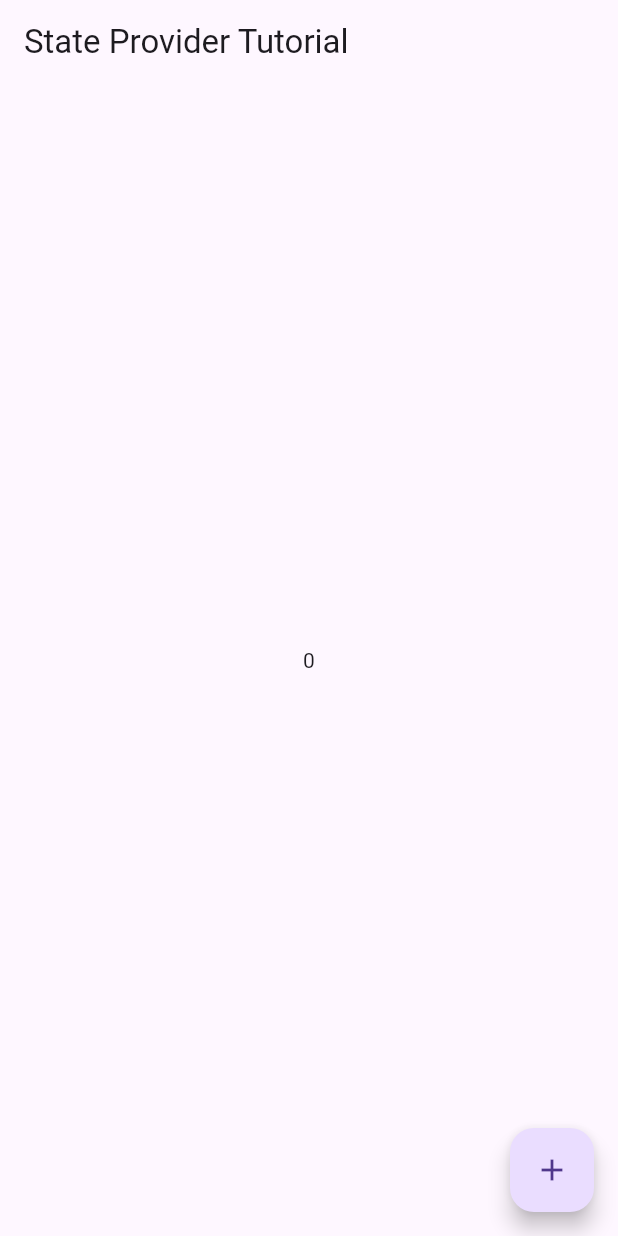
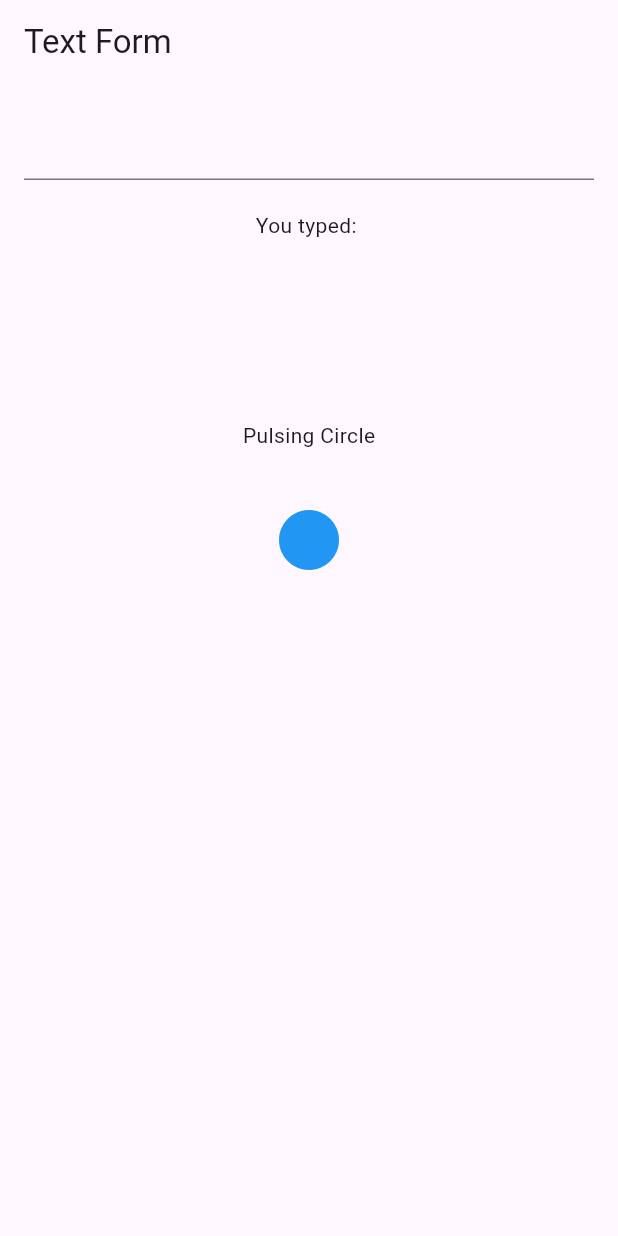
Before and after one commit to asonni/app_flutter_riverpod, a Flutter app: the screen it shows after launch, on a phone screen of 412 x 824 dp. Run offline on Flutter 3.47's test engine with Material 3 defaults, Android fonts, the phone set to English and light mode, and no system bars; our stand-ins replace flutter_riverpod.

Commit message:
4: Consumer Stateful Widget

```diff
--- a/lib/main.dart
+++ b/lib/main.dart
@@ -11,30 +11,70 @@
   );
 }
 
-final counterProvider = StateProvider<int>((Ref ref) {
-  return 0;
-});
+final textProvider = StateProvider<String>((Ref ref) => '');
 
-class MyApp extends ConsumerWidget {
+final durationProvider = Provider((_) => const Duration(seconds: 2));
+
+class MyApp extends ConsumerStatefulWidget {
   const MyApp({super.key});
 
   @override
-  Widget build(BuildContext context, WidgetRef ref) {
-    debugPrint('build method loaded');
+  ConsumerState<MyApp> createState() => _MyAppState();
+}
+
+class _MyAppState extends ConsumerState<MyApp>
+    with SingleTickerProviderStateMixin {
+  late final TextEditingController _controller;
+  late final AnimationController _animationController;
+
+  @override
+  void initState() {
+    super.initState();
+    // Initialize the controller and listen for changes
+    _controller = TextEditingController();
+    _controller.addListener(() {
+      ref.read(textProvider.notifier).state = _controller.text;
+    });
+
+    final duration = ref.read(durationProvider);
+    _animationController = AnimationController(
+      vsync: this,
+      duration: duration,
+    )..repeat(reverse: true);
+  }
+
+  @override
+  void dispose() {
+    _controller.dispose();
+    _animationController.dispose();
+    super.dispose();
+  }
+
+  @override
+  Widget build(BuildContext context) {
+    final text = ref.watch(textProvider);
     return Scaffold(
-      appBar: AppBar(title: Text('State Provider Tutorial')),
-      body: Center(
-        child: Consumer(
-          builder: (BuildContext context, WidgetRef ref, Widget? child) {
-            final int counter = ref.watch(counterProvider);
-            debugPrint('Consumer method loaded');
-            return Text(counter.toString());
-          },
+      appBar: AppBar(
+        title: const Text('Text Form'),
+      ),
+      body: Padding(
+        padding: const EdgeInsets.all(16),
+        child: Column(
+          children: [
+            TextFormField(controller: _controller),
+            const SizedBox(height: 20),
+            Text('You typed: $text'),
+            const SizedBox(height: 120),
+            const Text('Pulsing Circle'),
+            const SizedBox(height: 20),
+            Center(
+              child: ScaleTransition(
+                scale: _animationController.drive(Tween(begin: 0.5, end: 1.5)),
+                child: const Icon(Icons.circle, size: 80, color: Colors.blue),
+              ),
+            ),
+          ],
         ),
-      ),
-      floatingActionButton: FloatingActionButton(
-        onPressed: () => ref.read(counterProvider.notifier).state++,
-        child: const Icon(Icons.add),
       ),
     );
   }
```
